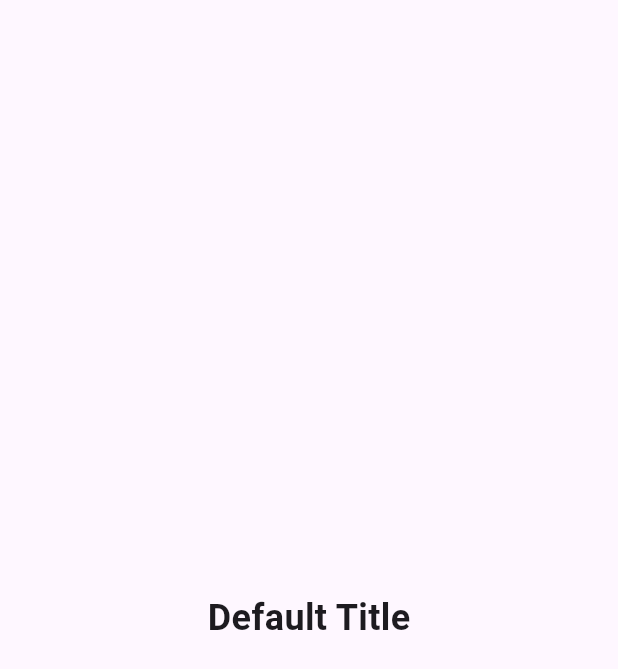
After one commit to jammidee/laframeflu, a Flutter app: the ScrMain screen opened directly, on a phone screen of 412 x 824 dp. The commit adds this screen. Shown: the top 669 px of the screen. Run offline on Flutter 3.47's test engine with Material 3 defaults, Android fonts, the phone set to English and light mode, and no system bars.

Commit message:
Added initial page template

```diff
--- a/AppDevHistory.txt
+++ b/AppDevHistory.txt
@@ -11,3 +11,5 @@ Developed / Programmed by : Joel Margate Damaso aka Jammi Dee
 Tested / QA by:				Jammi Dee
 
 01/31/2024  - Create the Flutter / Dart Framework
+            - register to git
+            -
--- a/Notes.txt
+++ b/Notes.txt
@@ -32,7 +32,8 @@ Creation:
 
  flutter run
 
-3.
+3. Start Editing the lib/main.dart
+4.
 
 
 EXTENSIONS
--- a/lib/main.dart
+++ b/lib/main.dart
@@ -1,3 +1,17 @@
+//====================================================================================
+// Copyright (C) 2020 Azulila, Inc. All rights reserved.
+// Copyright (c) 2024 - Joel M. Damaso - mailto:jammi_dee@yahoo.com Manila/Philippines
+// This file is part of Azulila System.
+//
+// Framework Designed by: Jammi Dee (jammi_dee@yahoo.com)
+//
+// File Create Date: 01/31/2024
+// Created by:  Jammi Dee
+// Modified by: Jammi Dee
+// Time:        07:29 PM
+//====================================================================================
+
+
 import 'package:flutter/material.dart';
 
 void main() {
@@ -11,7 +25,7 @@ class MyApp extends StatelessWidget {
   @override
   Widget build(BuildContext context) {
     return MaterialApp(
-      title: 'Flutter Demo',
+      title: 'Lalula Flutter Template 1.0',
       theme: ThemeData(
         // This is the theme of your application.
         //
@@ -32,6 +46,8 @@ class MyApp extends StatelessWidget {
         useMaterial3: true,
       ),
       home: const MyHomePage(title: 'Flutter Demo Home Page'),
+      debugShowCheckedModeBanner: false,    //----> Hide the debug ribbon for test/demo purposes only - JMD 01/31/2024
+
     );
   }
 }
--- /dev/null
+++ b/lib/win/winmain/cod_main.dart
@@ -0,0 +1,18 @@
+import 'package:flutter/material.dart';
+
+class CodMain extends StatelessWidget {
+  final String title;
+
+  // Constructor
+  CodMain({required this.title});
+
+  @override
+  Widget build(BuildContext context) {
+    return Center(
+      child: Text(
+        title,
+        style: TextStyle(fontSize: 24.0, fontWeight: FontWeight.bold),
+      ),
+    );
+  }
+}
--- /dev/null
+++ b/lib/win/winmain/scr_main.dart
@@ -0,0 +1,21 @@
+import 'package:flutter/material.dart';
+import './cod_main.dart';
+
+class ScrMain extends StatelessWidget {
+  final String title;
+  final Key? key;
+
+  // Constructor with named 'key' parameter
+  const ScrMain({
+    this.key,
+    this.title = 'Default Title',
+  }) : super(key: key);
+
+  @override
+  Widget build(BuildContext context) {
+    return Scaffold(
+      body: CodMain(title: title),
+    );
+  }
+
+}
```
Also changed, not shown: lib/screens/ScrMain.dart (added).
